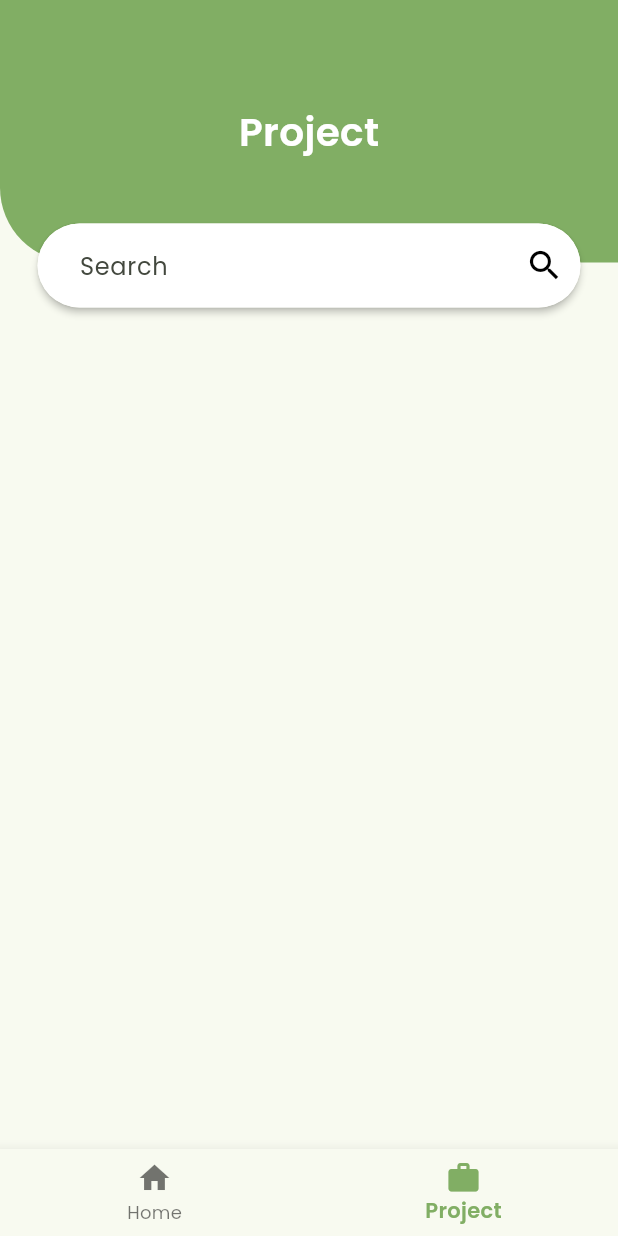
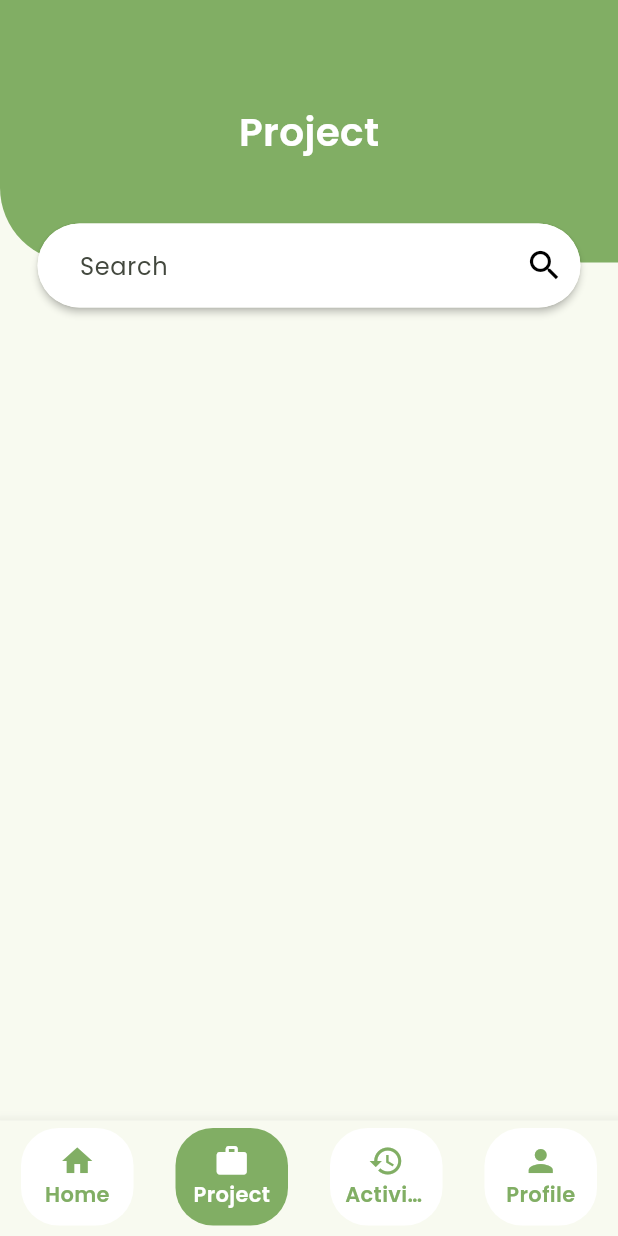
Before and after one commit to dzakybewe/edupact, a Flutter app: the screen it shows after launch, item 2 of the bottom bar chosen, on a phone screen of 412 x 824 dp. Run offline on Flutter 3.47's test engine with Material 3 defaults, Android fonts, the phone set to English and light mode, and no system bars; our stand-ins replace google_fonts; network calls fail.

Commit message:
initial commit (2)

```diff
--- a/lib/skeleton.dart
+++ b/lib/skeleton.dart
@@ -1,5 +1,7 @@
 import 'package:edupact/common/styles.dart';
+import 'package:edupact/ui/activity_page.dart';
 import 'package:edupact/ui/home_page.dart';
+import 'package:edupact/ui/profile_page.dart';
 import 'package:edupact/ui/project_page.dart';
 import 'package:flutter/material.dart';
 
@@ -11,40 +13,86 @@ class Skeleton extends StatefulWidget {
 }
 
 class _SkeletonState extends State<Skeleton> {
-
-  int _selectedTab = 0;
-  final List _pages = [
+  int _selectedIndex = 0;
+  final List<Widget> _pages = [
     const HomePage(),
     const ProjectPage(),
+    const ActivityPage(),
+    const ProfilePage()
   ];
 
   void _changeTab(int index){
     setState(() {
-      _selectedTab = index;
+      _selectedIndex = index;
     });
   }
+
   @override
   Widget build(BuildContext context) {
     return Scaffold(
-      body: _pages[_selectedTab],
+      body: _pages[_selectedIndex],
       bottomNavigationBar: BottomNavigationBar(
-        currentIndex: _selectedTab,
+        currentIndex: _selectedIndex,
         onTap: (index) => _changeTab(index),
-        selectedItemColor: primaryColor,
-        selectedLabelStyle: const TextStyle(
-          fontWeight: FontWeight.w600
-        ),
-        items: const [
-          BottomNavigationBarItem(
-            icon: Icon(Icons.home),
-            label: 'Home'
+        selectedItemColor: Colors.white,
+        showSelectedLabels: false,
+        showUnselectedLabels: false,
+        selectedFontSize: 5.0,
+        unselectedFontSize: 5.0,
+        type: BottomNavigationBarType.fixed,
+        items:  [
+          buildBottomNavigationBarItem(
+            Icons.home,
+            'Home',
+            0,
           ),
-          BottomNavigationBarItem(
-            icon: Icon(Icons.work),
-            label: 'Project'
+          buildBottomNavigationBarItem(
+            Icons.work,
+            'Project',
+            1,
+          ),
+          buildBottomNavigationBarItem(
+            Icons.history,
+            'Activity',
+            2,
+          ),
+          buildBottomNavigationBarItem(
+            Icons.person,
+            'Profile',
+            3,
           ),
         ],
       ),
     );
   }
+
+  BottomNavigationBarItem buildBottomNavigationBarItem(IconData iconData, String label, int index) {
+    return BottomNavigationBarItem(
+      icon: Container(
+        height: 65,
+        width: 75,
+        padding: const EdgeInsets.all(10.0),
+        decoration: BoxDecoration(
+          color: _selectedIndex == index ? primaryColor : Colors.white,
+          borderRadius: BorderRadius.circular(25.0)
+        ),
+        child: Column(
+          children: [
+            Icon(
+              iconData,
+              color: _selectedIndex == index ? Colors.white : primaryColor,
+            ),
+            Text(
+              label,
+              style: TextStyle(
+                fontWeight: FontWeight.w600,
+                color: _selectedIndex == index ? Colors.white : primaryColor,
+              ),
+            )
+          ],
+        ),
+      ),
+      label: '',
+    );
+  }
 }
--- /dev/null
+++ b/lib/ui/activity_page.dart
@@ -0,0 +1,14 @@
+import 'package:flutter/material.dart';
+
+class ActivityPage extends StatelessWidget {
+  const ActivityPage({super.key});
+
+  @override
+  Widget build(BuildContext context) {
+    return Scaffold(
+      body: Center(
+        child: Text('Activity'),
+      ),
+    );
+  }
+}
--- /dev/null
+++ b/lib/ui/profile_page.dart
@@ -0,0 +1,14 @@
+import 'package:flutter/material.dart';
+
+class ProfilePage extends StatelessWidget {
+  const ProfilePage({super.key});
+
+  @override
+  Widget build(BuildContext context) {
+    return Scaffold(
+      body: Center(
+        child: Text('Profile'),
+      ),
+    );
+  }
+}
```
